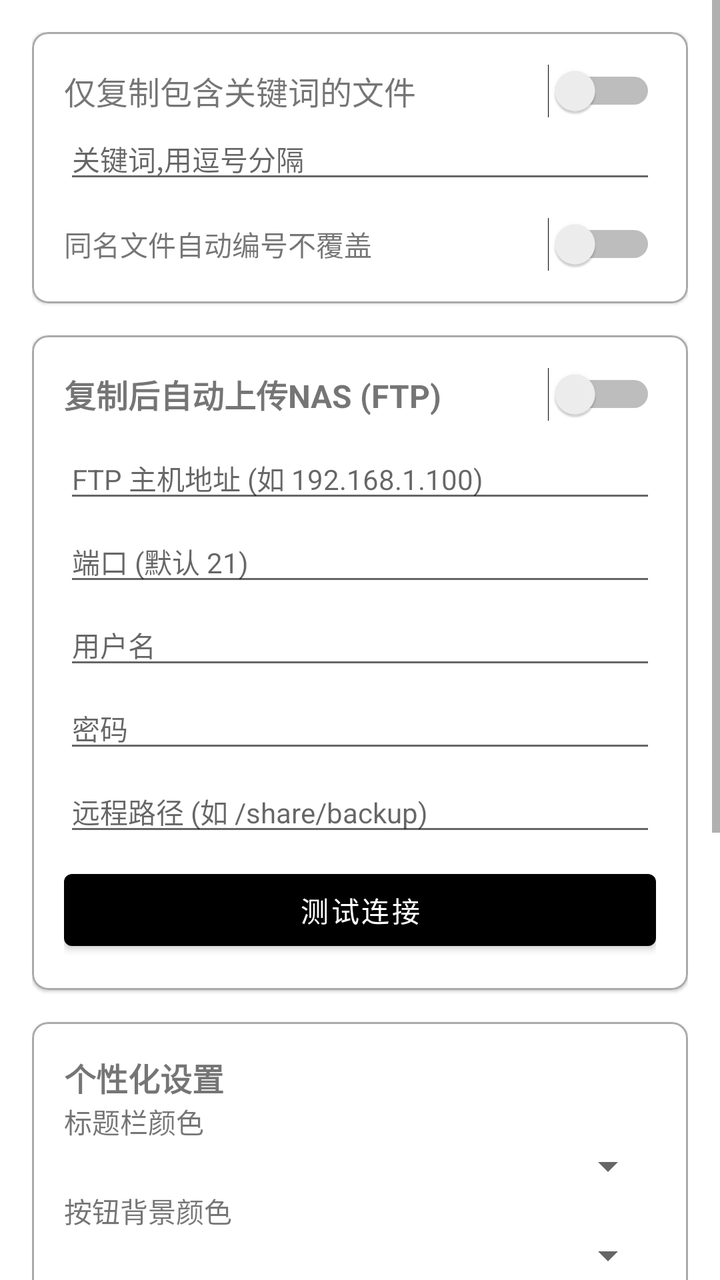
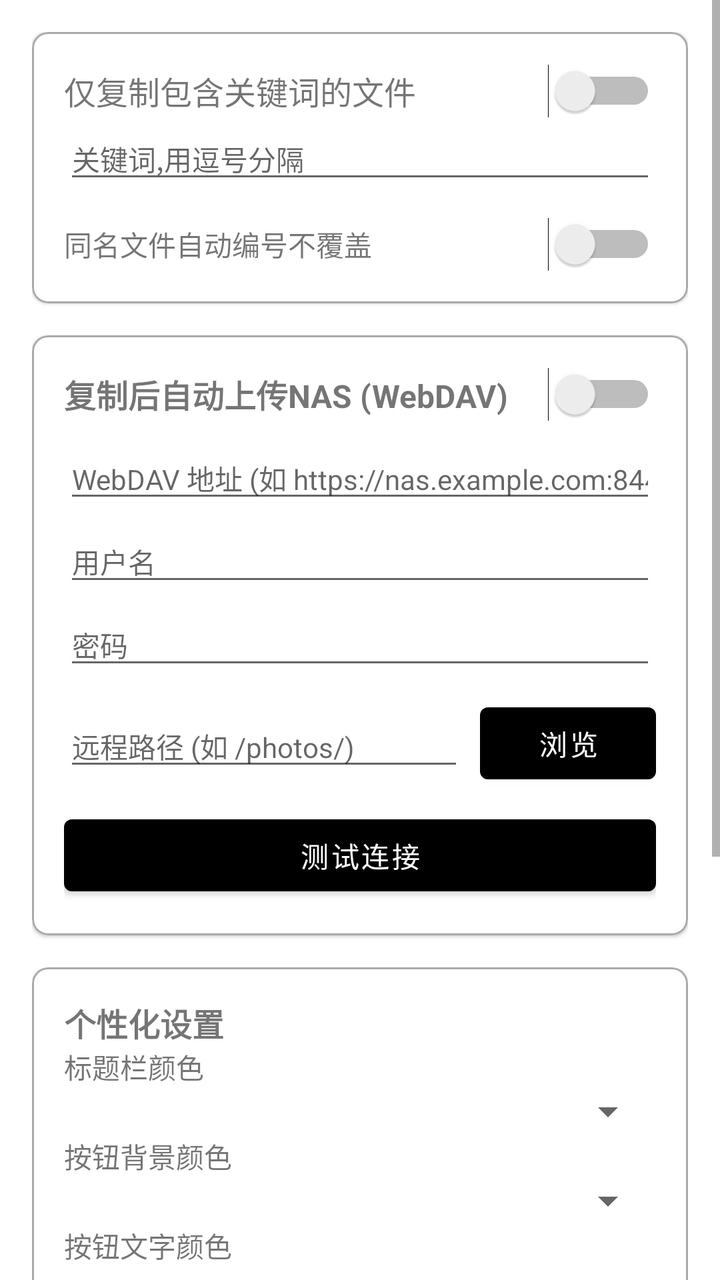

Two renders of the same Android screen: before a commit and after it. Below are the layout's source before the change and the commit's diff.
<!-- AndroidManifest.xml: application theme Theme.OMywiening -->
<!-- res/layout/activity_settings.xml -->
<?xml version="1.0" encoding="utf-8"?>
<ScrollView xmlns:android="http://schemas.android.com/apk/res/android"
    xmlns:app="http://schemas.android.com/apk/res-auto"
    android:id="@+id/settings_scroll_view"
    android:layout_width="match_parent"
    android:layout_height="match_parent">

    <LinearLayout
        android:id="@+id/settings_root_layout"
        android:layout_width="match_parent"
        android:layout_height="wrap_content"
        android:orientation="vertical"
        android:padding="16dp">

        <com.google.android.material.card.MaterialCardView
            android:id="@+id/card_view_filter_options"
            android:layout_width="match_parent"
            android:layout_height="wrap_content"
            android:layout_marginBottom="16dp"
            app:cardCornerRadius="8dp"
            app:strokeColor="@android:color/darker_gray"
            app:strokeWidth="1dp">

            <LinearLayout
                android:layout_width="match_parent"
                android:layout_height="wrap_content"
                android:orientation="vertical"
                android:padding="16dp">

                <LinearLayout
                    android:layout_width="match_parent"
                    android:layout_height="wrap_content"
                    android:gravity="center_vertical"
                    android:orientation="horizontal">

                    
                    <TextView
                        android:id="@+id/tv_filter_options_title"
                        android:layout_width="0dp"
                        android:layout_height="wrap_content"
                        android:layout_weight="1"
                        android:text="仅复制包含关键词的文件"
                        android:textSize="16sp" />

                    <Switch
                        android:id="@+id/switchContentFilter"
                        android:layout_width="wrap_content"
                        android:layout_height="wrap_content" />
                </LinearLayout>

                <EditText
                    android:id="@+id/etFilterKeywords"
                    android:layout_width="match_parent"
                    android:layout_height="wrap_content"
                    android:hint="关键词,用逗号分隔"
                    android:textSize="14sp" />

                <LinearLayout
                    android:layout_width="match_parent"
                    android:layout_height="wrap_content"
                    android:layout_marginTop="12dp"
                    android:gravity="center_vertical"
                    android:orientation="horizontal">

                    <TextView
                        android:id="@+id/tv_dedup_filename_title"
                        android:layout_width="0dp"
                        android:layout_height="wrap_content"
                        android:layout_weight="1"
                        android:text="同名文件自动编号不覆盖"
                        android:textSize="14sp" />

                    <Switch
                        android:id="@+id/switchDedupFilename"
                        android:layout_width="wrap_content"
                        android:layout_height="wrap_content" />
                </LinearLayout>
            </LinearLayout>
        </com.google.android.material.card.MaterialCardView>

        <com.google.android.material.card.MaterialCardView
            android:id="@+id/card_view_ftp_options"
            android:layout_width="match_parent"
            android:layout_height="wrap_content"
            android:layout_marginBottom="16dp"
            app:cardCornerRadius="8dp"
            app:strokeColor="@android:color/darker_gray"
            app:strokeWidth="1dp">

            <LinearLayout
                android:layout_width="match_parent"
                android:layout_height="wrap_content"
                android:orientation="vertical"
                android:padding="16dp">

                <LinearLayout
                    android:layout_width="match_parent"
                    android:layout_height="wrap_content"
                    android:gravity="center_vertical"
                    android:orientation="horizontal">

                    <TextView
                        android:id="@+id/tv_ftp_options_title"
                        android:layout_width="0dp"
                        android:layout_height="wrap_content"
                        android:layout_weight="1"
                        android:text="复制后自动上传NAS (FTP)"
                        android:textSize="16sp"
                        android:textStyle="bold" />

                    <Switch
                        android:id="@+id/switchFtpEnabled"
                        android:layout_width="wrap_content"
                        android:layout_height="wrap_content" />
                </LinearLayout>

                <EditText
                    android:id="@+id/etFtpHost"
                    android:layout_width="match_parent"
                    android:layout_height="wrap_content"
                    android:layout_marginTop="8dp"
                    android:hint="FTP 主机地址 (如 192.168.1.100)"
                    android:inputType="textUri"
                    android:textSize="14sp" />

                <EditText
                    android:id="@+id/etFtpPort"
                    android:layout_width="match_parent"
                    android:layout_height="wrap_content"
                    android:layout_marginTop="4dp"
                    android:hint="端口 (默认 21)"
                    android:inputType="number"
                    android:textSize="14sp" />

                <EditText
                    android:id="@+id/etFtpUsername"
                    android:layout_width="match_parent"
                    android:layout_height="wrap_content"
                    android:layout_marginTop="4dp"
                    android:hint="用户名"
                    android:inputType="text"
                    android:textSize="14sp" />

                <EditText
                    android:id="@+id/etFtpPassword"
                    android:layout_width="match_parent"
                    android:layout_height="wrap_content"
                    android:layout_marginTop="4dp"
                    android:hint="密码"
                    android:inputType="textPassword"
                    android:textSize="14sp" />

                <EditText
                    android:id="@+id/etFtpRemotePath"
                    android:layout_width="match_parent"
                    android:layout_height="wrap_content"
                    android:layout_marginTop="4dp"
                    android:hint="远程路径 (如 /share/backup)"
                    android:inputType="textUri"
                    android:textSize="14sp" />

                <Button
                    android:id="@+id/btnFtpTest"
                    android:layout_width="match_parent"
                    android:layout_height="wrap_content"
                    android:layout_marginTop="8dp"
                    android:text="测试连接" />
            </LinearLayout>
        </com.google.android.material.card.MaterialCardView>

        <com.google.android.material.card.MaterialCardView
            android:id="@+id/card_view_personalization"
            android:layout_width="match_parent"
            android:layout_height="wrap_content"
            android:layout_marginBottom="16dp"
            app:cardCornerRadius="8dp"
            app:strokeColor="@android:color/darker_gray"
            app:strokeWidth="1dp">

            <LinearLayout
                android:layout_width="match_parent"
                android:layout_height="wrap_content"
                android:orientation="vertical"
                android:padding="16dp">

                <TextView
                    android:id="@+id/tv_personalization_title"
                    android:layout_width="wrap_content"
                    android:layout_height="wrap_content"
                    android:text="个性化设置"
                    android:textSize="16sp"
                    android:textStyle="bold" />

                <TextView
                    android:id="@+id/tv_label_actionbar_color"
                    android:layout_width="wrap_content"
                    android:layout_height="wrap_content"
                    android:text="标题栏颜色" />
                <Spinner
                    android:id="@+id/spinnerActionBarColor"
                    android:layout_width="match_parent"
                    android:layout_height="wrap_content"/>

                <TextView
                    android:id="@+id/tv_label_button_color"
                    android:layout_width="wrap_content"
                    android:layout_height="wrap_content"
                    android:text="按钮背景颜色" />
                <Spinner
                    android:id="@+id/spinnerButtonColor"
                    android:layout_width="match_parent"
                    android:layout_height="wrap_content"/>

                <TextView
                    android:id="@+id/tv_label_button_text_color"
                    android:layout_width="wrap_content"
                    android:layout_height="wrap_content"
                    android:text="按钮文字颜色" />
                <Spinner
                    android:id="@+id/spinnerButtonTextColor"
                    android:layout_width="match_parent"
                    android:layout_height="wrap_content"/>

                
                <TextView
                    android:id="@+id/tv_label_general_text_color"
                    android:layout_width="wrap_content"
                    android:layout_height="wrap_content"
                    android:layout_marginTop="8dp"
                    android:text="@string/title_general_text_color" />
                <Spinner
                    android:id="@+id/spinnerGeneralTextColor"
                    android:layout_width="match_parent"
                    android:layout_height="wrap_content"/>

                <TextView
                    android:id="@+id/tv_label_card_alpha"
                    android:layout_width="wrap_content"
                    android:layout_height="wrap_content"
                    android:layout_marginTop="8dp"
                    android:text="卡片透明度"/>
                <SeekBar
                    android:id="@+id/seekBarCardAlpha"
                    android:layout_width="match_parent"
                    android:layout_height="wrap_content"
                    android:max="255"/>

                <Button
                    android:id="@+id/btnSelectBackgroundImage"
                    android:layout_width="wrap_content"
                    android:layout_height="wrap_content"
                    android:layout_marginTop="8dp"
                    android:text="选择背景图片"/>

                <Button
                    android:id="@+id/btnRestoreBackground"
                    android:layout_width="wrap_content"
                    android:layout_height="wrap_content"
                    android:text="恢复默认背景"/>

            </LinearLayout>
        </com.google.android.material.card.MaterialCardView>

        <Button
            android:id="@+id/btnAbout"
            android:layout_width="match_parent"
            android:layout_height="wrap_content"
            android:text="关于"/>

    </LinearLayout>
</ScrollView>
<!-- resources referenced by this layout -->
<resources>
  <string name="title_general_text_color">通用文字颜色</string>
  <style name="Theme.OMywiening" parent="Theme.MaterialComponents.DayNight.DarkActionBar">
          
          <item name="colorPrimary">@color/black</item>
          <item name="colorPrimaryVariant">@color/black</item>
          <item name="colorOnPrimary">@color/white</item>
          <item name="colorSecondary">@color/purple_500</item>
          <item name="colorSecondaryVariant">@color/purple_700</item>
          <item name="colorOnSecondary">@color/black</item>
          
          <item name="android:statusBarColor">?attr/colorPrimaryVariant</item>
      </style>
  <color name="black">#FF000000</color>
  <color name="white">#FFFFFFFF</color>
  <color name="purple_500">#FF6200EE</color>
  <color name="purple_700">#FF3700B3</color>
</resources>

<!-- the commit's change to res/layout/activity_settings.xml (unified diff, before → after) -->
@@ -79,7 +79,7 @@
         </com.google.android.material.card.MaterialCardView>
 
         <com.google.android.material.card.MaterialCardView
-            android:id="@+id/card_view_ftp_options"
+            android:id="@+id/card_view_webdav_options"
             android:layout_width="match_parent"
             android:layout_height="wrap_content"
             android:layout_marginBottom="16dp"
@@ -100,40 +100,31 @@
                     android:orientation="horizontal">
 
                     <TextView
-                        android:id="@+id/tv_ftp_options_title"
-                        android:layout_width="0dp"
-                        android:layout_height="wrap_content"
-                        android:layout_weight="1"
-                        android:text="复制后自动上传NAS (FTP)"
+                        android:id="@+id/tv_webdav_options_title"
+                        android:layout_width="0dp"
+                        android:layout_height="wrap_content"
+                        android:layout_weight="1"
+                        android:text="复制后自动上传NAS (WebDAV)"
                         android:textSize="16sp"
                         android:textStyle="bold" />
 
                     <Switch
-                        android:id="@+id/switchFtpEnabled"
+                        android:id="@+id/switchWebdavEnabled"
                         android:layout_width="wrap_content"
                         android:layout_height="wrap_content" />
                 </LinearLayout>
 
                 <EditText
-                    android:id="@+id/etFtpHost"
-                    android:layout_width="match_parent"
-                    android:layout_height="wrap_content"
-                    android:layout_marginTop="8dp"
-                    android:hint="FTP 主机地址 (如 192.168.1.100)"
+                    android:id="@+id/etWebdavUrl"
+                    android:layout_width="match_parent"
+                    android:layout_height="wrap_content"
+                    android:layout_marginTop="8dp"
+                    android:hint="WebDAV 地址 (如 https://nas.example.com:8443/webdav/)"
                     android:inputType="textUri"
                     android:textSize="14sp" />
 
                 <EditText
-                    android:id="@+id/etFtpPort"
-                    android:layout_width="match_parent"
-                    android:layout_height="wrap_content"
-                    android:layout_marginTop="4dp"
-                    android:hint="端口 (默认 21)"
-                    android:inputType="number"
-                    android:textSize="14sp" />
-
-                <EditText
-                    android:id="@+id/etFtpUsername"
+                    android:id="@+id/etWebdavUsername"
                     android:layout_width="match_parent"
                     android:layout_height="wrap_content"
                     android:layout_marginTop="4dp"
@@ -142,7 +133,7 @@
                     android:textSize="14sp" />
 
                 <EditText
-                    android:id="@+id/etFtpPassword"
+                    android:id="@+id/etWebdavPassword"
                     android:layout_width="match_parent"
                     android:layout_height="wrap_content"
                     android:layout_marginTop="4dp"
@@ -150,17 +141,32 @@
                     android:inputType="textPassword"
                     android:textSize="14sp" />
 
-                <EditText
-                    android:id="@+id/etFtpRemotePath"
-                    android:layout_width="match_parent"
-                    android:layout_height="wrap_content"
-                    android:layout_marginTop="4dp"
-                    android:hint="远程路径 (如 /share/backup)"
-                    android:inputType="textUri"
-                    android:textSize="14sp" />
+                <LinearLayout
+                    android:layout_width="match_parent"
+                    android:layout_height="wrap_content"
+                    android:layout_marginTop="8dp"
+                    android:gravity="center_vertical"
+                    android:orientation="horizontal">
+
+                    <EditText
+                        android:id="@+id/etWebdavRemotePath"
+                        android:layout_width="0dp"
+                        android:layout_height="wrap_content"
+                        android:layout_weight="1"
+                        android:hint="远程路径 (如 /photos/)"
+                        android:inputType="textUri"
+                        android:textSize="14sp" />
+
+                    <Button
+                        android:id="@+id/btnWebdavBrowse"
+                        android:layout_width="wrap_content"
+                        android:layout_height="wrap_content"
+                        android:layout_marginStart="8dp"
+                        android:text="浏览" />
+                </LinearLayout>
 
                 <Button
-                    android:id="@+id/btnFtpTest"
+                    android:id="@+id/btnWebdavTest"
                     android:layout_width="match_parent"
                     android:layout_height="wrap_content"
                     android:layout_marginTop="8dp"
